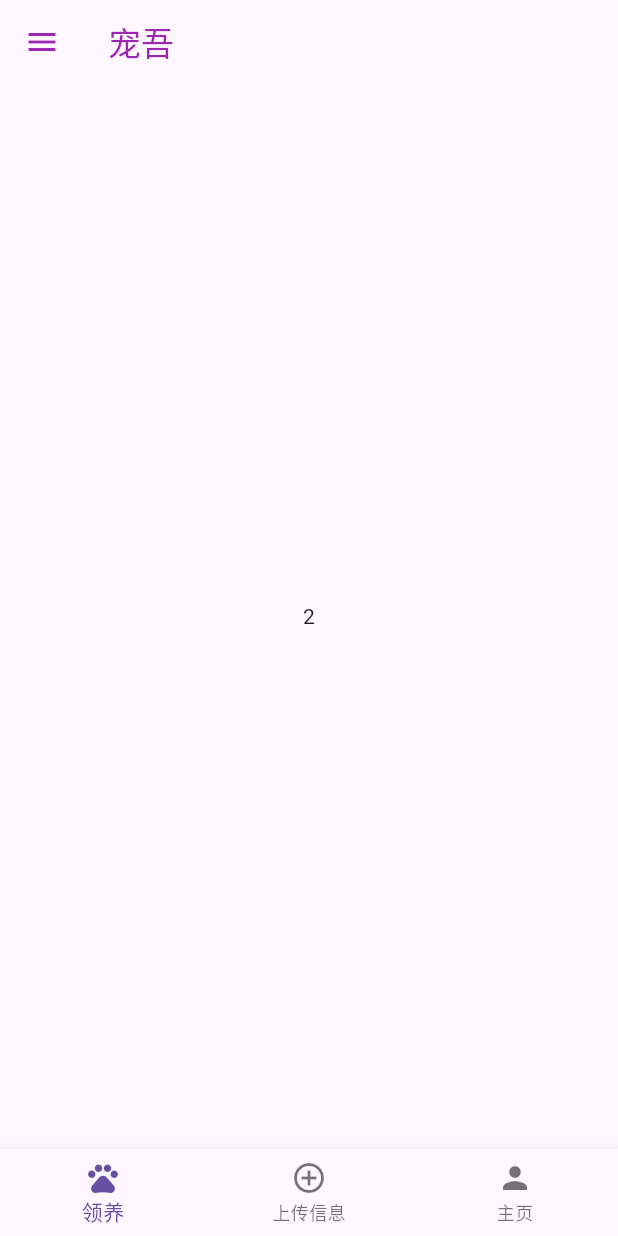
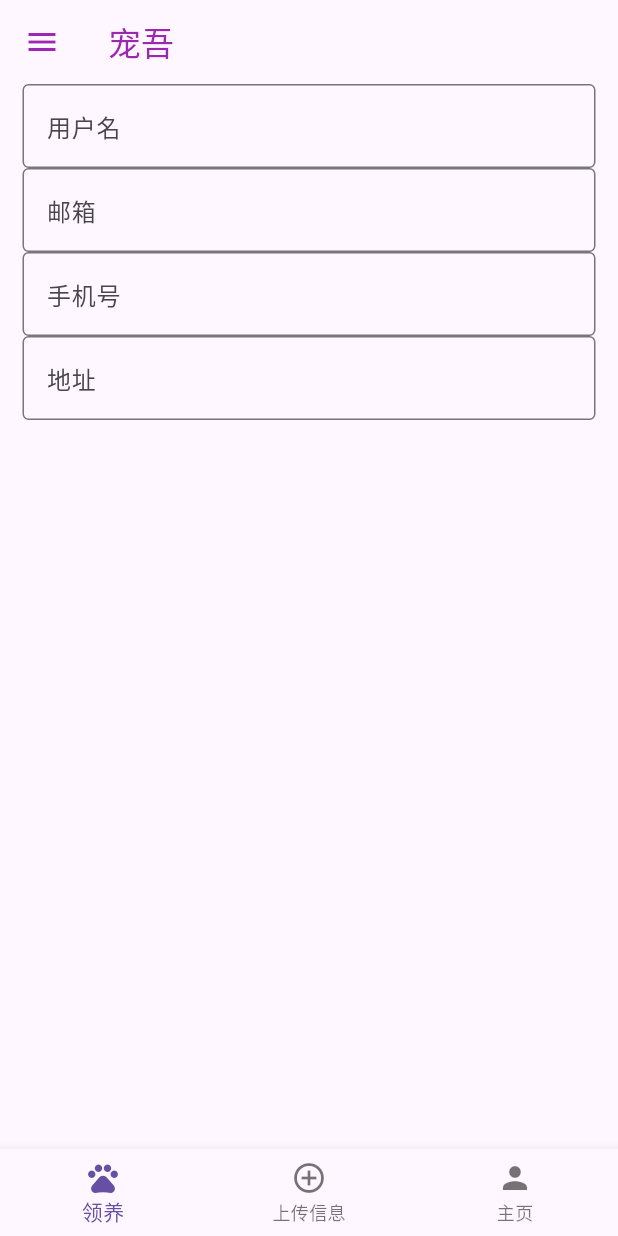
Before and after one commit to XIEFOX/project-39, a Flutter app: the screen it shows after launch, item 3 of the bottom bar chosen, on a phone screen of 412 x 824 dp. Run offline on Flutter 3.47's test engine with Material 2 defaults, Android fonts, the phone set to English and light mode, and no system bars; missing offline and left inert: grpc.

Commit message:
second commit

```diff
--- a/project_39_fe/lib/main.dart
+++ b/project_39_fe/lib/main.dart
@@ -31,38 +31,47 @@
 }
 
 class FilledCardExample extends StatelessWidget {
-  const FilledCardExample({super.key});
+   final bool enabled;
+   final  String  name;
+   final  String  url;
+   final  String  decs;
+   final  String useravarurl;
+
+   const FilledCardExample({super.key, required this.enabled, required this.name, required this.url, required this.decs, required this.useravarurl});
 
   @override
   Widget build(BuildContext context) {
+    final VoidCallback? onPressed = enabled ? () {} : null;
     return Center(
       child: Card(
         elevation: 0,
         color: Theme.of(context).colorScheme.surfaceVariant,
         child: SizedBox(
-          width: 400,
-          height: 300,
+          width: 500,
+          height: 400,
           child: Center(
               child: Column(
             children: <Widget>[
               Container(
-                child: Image.asset(
-                  "images/1.jpeg",
-                  fit: BoxFit.cover,
+                child: Positioned.fill(
+                  child:Image.asset("$url",
+                  fit: BoxFit.contain,)
+
                 ),
-                margin: EdgeInsets.all(10),
+                margin: EdgeInsets.all(3),
               ),
               ListTile(
                 leading: CircleAvatar(
-                  backgroundImage: AssetImage("images/2.jpg"),
+                  backgroundImage: AssetImage("$useravarurl"),
                 ),
-                title: Text("Candy Shop"),
+                title: Text("$name"),
                 subtitle: Text(
-                  "Flutter is Goole's moblie UI framework for crafting higt ",
+                  "$decs",
                   overflow: TextOverflow.ellipsis,
-                  maxLines: 1,
+                  maxLines: 3,
                 ),
-              )
+              ),IconButton.filled(
+              onPressed: onPressed, icon: const Icon(Icons.favorite_rounded)),
             ],
           )),
         ),
@@ -90,7 +99,7 @@
             decoration: BoxDecoration(
                 color: Colors.blue,
                 image: DecorationImage(
-                    image: AssetImage("images/3.jpeg"), fit: BoxFit.cover)),
+                    image: AssetImage("images/3.jpg"), fit: BoxFit.cover)),
           ),
           ListTile(
             title: Text('登陆'),
@@ -242,7 +251,14 @@
     );
   }
 
+
   Widget buildBody(int currentPage) {
+    List<Widget> _initGridview()
+    {
+             return infos.map((e) {
+              return FilledCardExample(enabled: false, name: infos[e].name, url: infos[e].url, decs: infos[e].decs, useravarurl: "$(result1.userAvatarUrl)");
+  }).toList();
+    }
     if (currentPage == 0) {
       return Container(
           child: Padding(
@@ -297,18 +313,62 @@
                 ),
                 Expanded(
                   flex: 2,
-                  child: GridView(
-                    gridDelegate:
-                        const SliverGridDelegateWithFixedCrossAxisCount(
-                            crossAxisCount: 2),
-                    children: [
-                      FilledCardExample(),
-                      FilledCardExample(),
-                      FilledCardExample()
-                    ],
+                  child: GridView.count(
+                   // gridDelegate:
+                       // const SliverGridDelegateWithFixedCrossAxisCount(
+                        //    crossAxisCount: 2),
+                      padding: const EdgeInsets.all(8.0),
+                      crossAxisSpacing: 10,
+                      mainAxisSpacing: 10,
+                      crossAxisCount: 250,
+                      children: _initGridview()
+
+
+
                   ),
                 )
               ])));
+    }else  if(currentPage==2)
+    {
+      return Container(
+        child: ListView(
+               children: [ //padding: const EdgeInsets.only(left:15.0,right: 15.0,top:0,bottom: 0),
+             Padding( padding: EdgeInsets.symmetric(horizontal: 15),
+              child: const TextField(
+                decoration: InputDecoration(
+                    border: OutlineInputBorder(),
+                    labelText: '用户名',
+                    hintText: 'Enter valid email id as abc@gmail.com'),
+              )),
+              Padding( padding: EdgeInsets.symmetric(horizontal: 15),
+              child: TextField(
+                decoration: InputDecoration(
+                    border: OutlineInputBorder(),
+                    labelText: '邮箱',
+                    hintText: 'Enter valid email id as abc@gmail.com'),
+              )),
+              Padding( padding: EdgeInsets.symmetric(horizontal: 15),
+              child: TextField(
+                decoration: InputDecoration(
+                    border: OutlineInputBorder(),
+                    labelText: '手机号',
+                    hintText: 'Enter valid email id as abc@gmail.com'),
+              )),Padding( padding: EdgeInsets.symmetric(horizontal: 15),
+              child: TextField(
+                decoration: InputDecoration(
+                    border: OutlineInputBorder(),
+                    labelText: '地址',
+                    hintText: 'Enter valid email id as abc@gmail.com'),
+              )),
+              //button保存个人信息
+              ],
+
+            ),
+
+      );
+    }else if(currentPage==3)
+    {
+      return Container();
     }
 
     return Center(
--- a/project_39_fe/lib/src/login.dart
+++ b/project_39_fe/lib/src/login.dart
@@ -25,7 +25,7 @@ class _LoginDemoState extends State<LoginDemo> {
                     /*decoration: BoxDecoration(
                         color: Colors.red,
                         borderRadius: BorderRadius.circular(50.0)),*/
-                    child: Image.asset('images/3.jpg')),
+                    child: Image.asset('images/3.jpeg')),
               ),
             ),
             Padding(
--- a/project_39_fe/pubspec.yaml
+++ b/project_39_fe/pubspec.yaml
@@ -32,6 +32,8 @@ dependencies:
   cupertino_icons: ^1.0.2
   grpc: ^3.2.4
   flutter_splash_screen: ^2.0.1+1
+  image_picker: ^1.0.0
+
 dev_dependencies:
   flutter_test:
     sdk: flutter
@@ -55,6 +57,9 @@ flutter:
     - images/1.jpeg
     - images/2.jpeg
     - images/3.jpg
+    - images/4.jpeg
+    - images/5.jpg
+    - images/6.jpg
 
 # An image asset can refer to one or more resolution-specific "variants", see
 # https://flutter.dev/assets-and-images/#resolution-aware
```
Also changed, not shown: project_39_fe/lib/src/home.dart (added, +23 -0 lines), project_39_fe/images/4.jpeg (added), project_39_fe/images/5.jpg (added), project_39_fe/images/6.jpg (added), project_39_fe/pubspec.lock, 5 other files.
